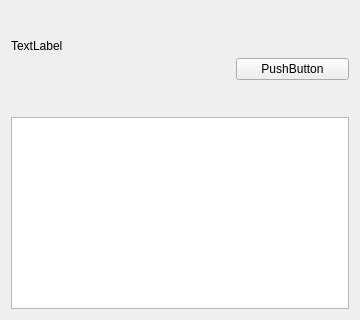
Qt form ukui-power-manager-tray/mainwindow.ui (ukui/ukui-power-manager) before a commit.
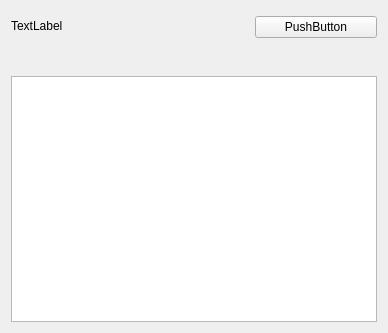
The same form after that commit.

Commit message: modifiy font height and spacing

```diff
--- a/ukui-power-manager-tray/mainwindow.ui
+++ b/ukui-power-manager-tray/mainwindow.ui
@@ -6,8 +6,8 @@
    <rect>
     <x>0</x>
     <y>0</y>
-    <width>360</width>
-    <height>320</height>
+    <width>388</width>
+    <height>333</height>
    </rect>
   </property>
   <property name="windowTitle">
@@ -70,11 +70,11 @@
             <enum>Qt::Vertical</enum>
            </property>
            <property name="sizeType">
-            <enum>QSizePolicy::Expanding</enum>
+            <enum>QSizePolicy::Fixed</enum>
            </property>
            <property name="sizeHint" stdset="0">
             <size>
-             <width>5</width>
+             <width>13</width>
              <height>5</height>
             </size>
            </property>
@@ -82,6 +82,9 @@
          </item>
          <item>
           <widget class="QPushButton" name="statistic_button">
+           <property name="enabled">
+            <bool>true</bool>
+           </property>
            <property name="sizePolicy">
             <sizepolicy hsizetype="Expanding" vsizetype="Preferred">
              <horstretch>0</horstretch>
@@ -103,8 +106,8 @@
            </property>
            <property name="sizeHint" stdset="0">
             <size>
-             <width>1</width>
-             <height>1</height>
+             <width>13</width>
+             <height>2</height>
             </size>
            </property>
           </spacer>
@@ -124,7 +127,7 @@
       </property>
       <property name="sizeHint" stdset="0">
        <size>
-        <width>20</width>
+        <width>30</width>
         <height>30</height>
        </size>
       </property>
```
The commit also changes 11 other files.
